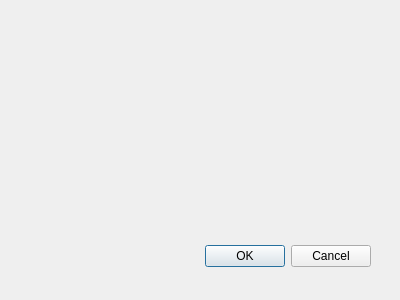
Qt form GUI/rundialog.ui (AndrewShidel/GeneticAlgorithm-QT) before a commit.
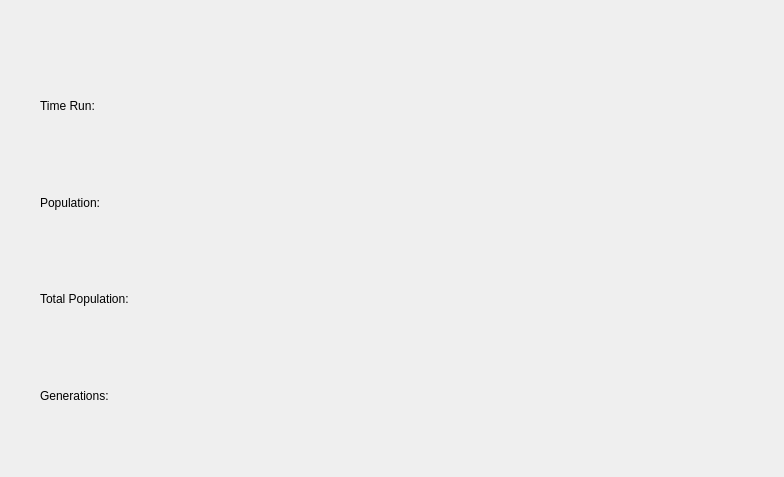
The same form after that commit.

Patch:
```diff
--- a/GUI/rundialog.ui
+++ b/GUI/rundialog.ui
@@ -8,28 +8,91 @@
    <rect>
     <x>0</x>
     <y>0</y>
-    <width>400</width>
-    <height>300</height>
+    <width>784</width>
+    <height>477</height>
    </rect>
   </property>
   <property name="windowTitle">
    <string>Dialog</string>
   </property>
-  <widget class="QDialogButtonBox" name="buttonBox">
+  <widget class="QWidget" name="horizontalLayoutWidget">
    <property name="geometry">
     <rect>
-     <x>30</x>
-     <y>240</y>
-     <width>341</width>
-     <height>32</height>
+     <x>0</x>
+     <y>0</y>
+     <width>791</width>
+     <height>41</height>
     </rect>
    </property>
-   <property name="orientation">
-    <enum>Qt::Horizontal</enum>
+   <layout class="QHBoxLayout" name="horizontalLayout"/>
+  </widget>
+  <widget class="QWidget" name="gridLayoutWidget">
+   <property name="geometry">
+    <rect>
+     <x>40</x>
+     <y>60</y>
+     <width>211</width>
+     <height>381</height>
+    </rect>
    </property>
-   <property name="standardButtons">
-    <set>QDialogButtonBox::Cancel|QDialogButtonBox::Ok</set>
-   </property>
+   <layout class="QGridLayout" name="gridLayout">
+    <item row="0" column="0">
+     <widget class="QLabel" name="label_3">
+      <property name="text">
+       <string>Time Run:</string>
+      </property>
+     </widget>
+    </item>
+    <item row="1" column="0">
+     <widget class="QLabel" name="label">
+      <property name="text">
+       <string>Population:</string>
+      </property>
+     </widget>
+    </item>
+    <item row="2" column="1">
+     <widget class="QLabel" name="total_population">
+      <property name="text">
+       <string/>
+      </property>
+     </widget>
+    </item>
+    <item row="2" column="0">
+     <widget class="QLabel" name="label_5">
+      <property name="text">
+       <string>Total Population:</string>
+      </property>
+     </widget>
+    </item>
+    <item row="0" column="1">
+     <widget class="QLabel" name="time_run">
+      <property name="text">
+       <string/>
+      </property>
+     </widget>
+    </item>
+    <item row="1" column="1">
+     <widget class="QLabel" name="Population">
+      <property name="text">
+       <string/>
+      </property>
+     </widget>
+    </item>
+    <item row="3" column="0">
+     <widget class="QLabel" name="label_7">
+      <property name="text">
+       <string>Generations: </string>
+      </property>
+     </widget>
+    </item>
+    <item row="3" column="1">
+     <widget class="QLabel" name="generations">
+      <property name="text">
+       <string/>
+      </property>
+     </widget>
+    </item>
+   </layout>
   </widget>
  </widget>
  <pixmapfunction/>
```
Left out of the diff: 40 changed lines with no effect on the pictures.
